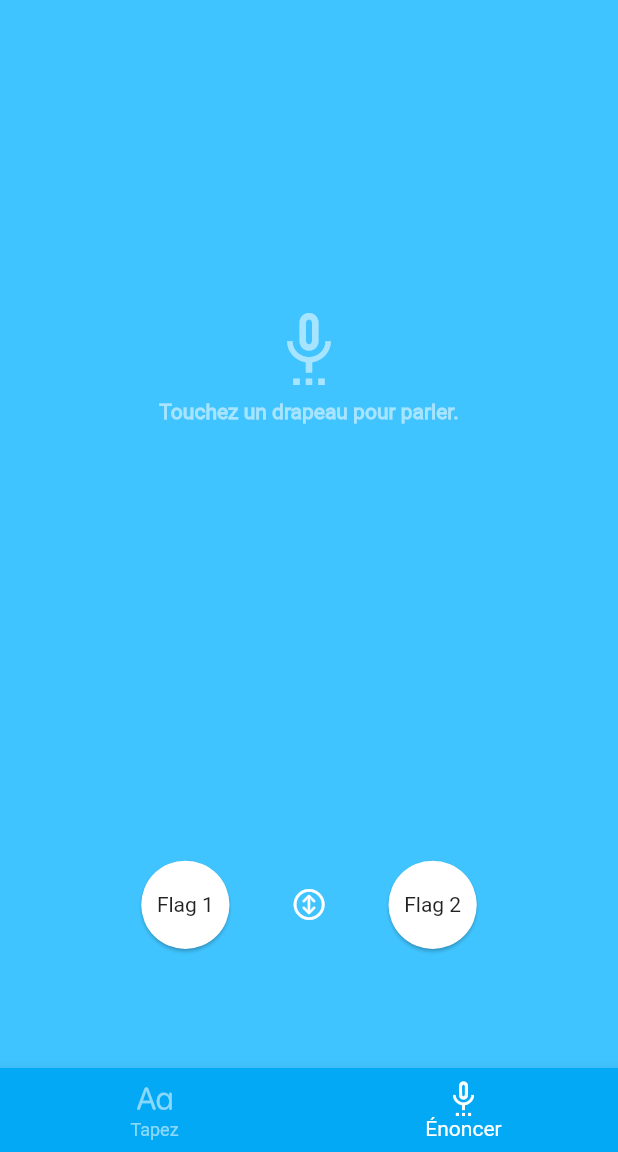
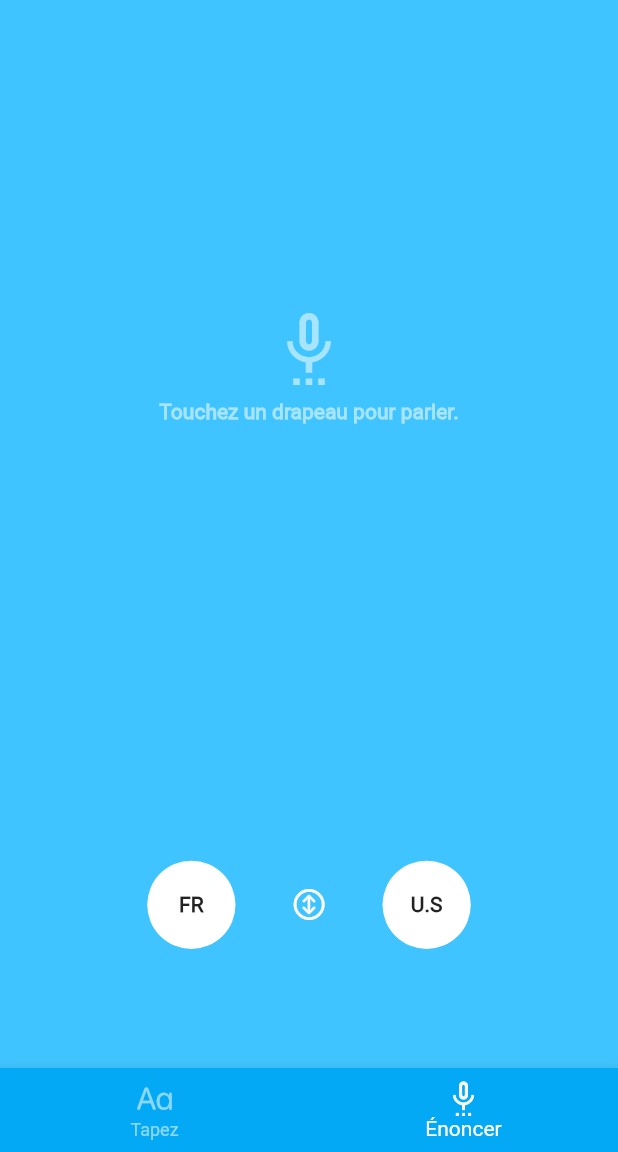
Before and after one commit to Edmond22-prog/template_app, a Flutter app: the HomePage screen opened directly, on a phone screen of 412 x 824 dp, the part 84-1236 px from its top. Run offline on Flutter 3.47's test engine with Material 2 defaults, Android fonts, the phone set to English and light mode, and no system bars.

Commit message:
Mise a jour des bouttons de choix de langues

```diff
--- a/lib/home_page.dart
+++ b/lib/home_page.dart
@@ -107,15 +107,22 @@ class _HomePageState extends State<HomePage> {
                   child: Row(
                     mainAxisAlignment: MainAxisAlignment.center,
                     children: [
-                      Theme(
-                        data: Theme.of(context).copyWith(
-                            cardTheme: const CardTheme(
-                                shape: CircleBorder())),
-                        child: Card(
-                          child: Container(
+                      Container(
                         width: width / 7,
-                            alignment: Alignment.center,
-                            child: const Text("Flag 1"),
+                        height: width / 7,
+                        decoration: const BoxDecoration(
+                            color: Colors.white,
+                            borderRadius: BorderRadius.vertical(
+                                top: Radius.circular(30),
+                                bottom: Radius.circular(30))),
+                        child: IconButton(
+                          onPressed: () {
+                            print("From FR language");
+                          },
+                          // A remplacer par un drapeau
+                          icon: const Text(
+                            "FR",
+                            style: TextStyle(fontWeight: FontWeight.bold),
                           ),
                         ),
                       ),
@@ -130,17 +137,25 @@ class _HomePageState extends State<HomePage> {
                             builder: (context) => buildSheet()),
                       ),
                       const SizedBox(width: 25.0),
-                      Theme(
-                        data: Theme.of(context).copyWith(
-                            cardTheme: const CardTheme(shape: CircleBorder())),
-                        child: Card(
-                          child: Container(
+                      Container(
                         width: width / 7,
-                            alignment: Alignment.center,
-                            child: const Text("Flag 2"),
+                        height: width / 7,
+                        decoration: const BoxDecoration(
+                            color: Colors.white,
+                            borderRadius: BorderRadius.vertical(
+                                top: Radius.circular(30),
+                                bottom: Radius.circular(30))),
+                        child: IconButton(
+                          onPressed: () {
+                            print("To U.S language");
+                          },
+                          // A remplacer par un drapeau
+                          icon: const Text(
+                            "U.S",
+                            style: TextStyle(fontWeight: FontWeight.bold),
                           ),
                         ),
-                      ),
+                      )
                     ],
                   ),
                 ),
@@ -221,7 +236,18 @@ class _HomePageState extends State<HomePage> {
                               decoration: BoxDecoration(
                                 color: Colors.blue,
                                 borderRadius: BorderRadius.circular(50),
-                                )),
+                              ),
+                              child: IconButton(
+                                onPressed: () {
+                                  print("From FR language");
+                                },
+                                // A remplacer par un drapeau
+                                icon: const Text(
+                                  "FR",
+                                  style: TextStyle(fontWeight: FontWeight.bold),
+                                ),
+                              ),
+                            ),
                             const SizedBox(width: 25.0),
                             IconButton(
                                 icon: const Icon(
@@ -235,6 +261,16 @@ class _HomePageState extends State<HomePage> {
                               decoration: BoxDecoration(
                                 color: Colors.blue,
                                 borderRadius: BorderRadius.circular(50),
+                              ),
+                              child: IconButton(
+                                onPressed: () {
+                                  print("To U.S language");
+                                },
+                                // A remplacer par un drapeau
+                                icon: const Text(
+                                  "U.S",
+                                  style: TextStyle(fontWeight: FontWeight.bold),
+                                ),
                               ),
                             ),
                           ],
--- a/lib/main.dart
+++ b/lib/main.dart
@@ -18,8 +18,7 @@ class MyApp extends StatelessWidget {
         primarySwatch: Colors.lightBlue,
         fontFamily: 'Roboto'
       ),
-      home: const FirstOpen(),
-      // const HomePage(),
+      home: const HomePage(),
       debugShowCheckedModeBanner: false,
     );
   }
--- a/pubspec.yaml
+++ b/pubspec.yaml
@@ -58,9 +58,8 @@ flutter:
   uses-material-design: true
 
   # To add assets to your application, add an assets section, like this:
-  # assets:
-  #   - images/a_dot_burr.jpeg
-  #   - images/a_dot_ham.jpeg
+#  assets:
+#    - assets/images/test.png
 
   # An image asset can refer to one or more resolution-specific "variants", see
   # https://flutter.dev/assets-and-images/#resolution-aware.
```
Also changed, not shown: assets/images/test.png (added). Lines whose indentation alone changed are shown as unchanged.
